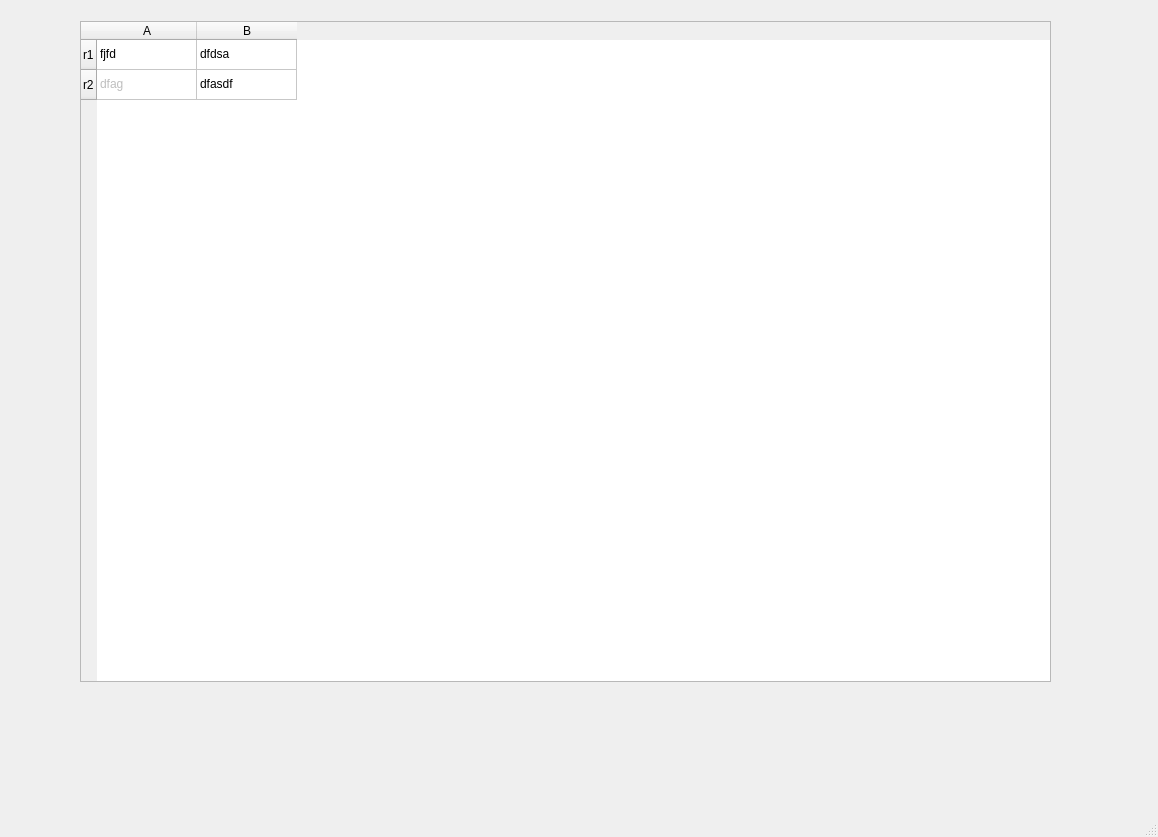
SalingerMa/BugSystem, file bug_system/gui_pyqt5/bug1.ui: the form before one commit.
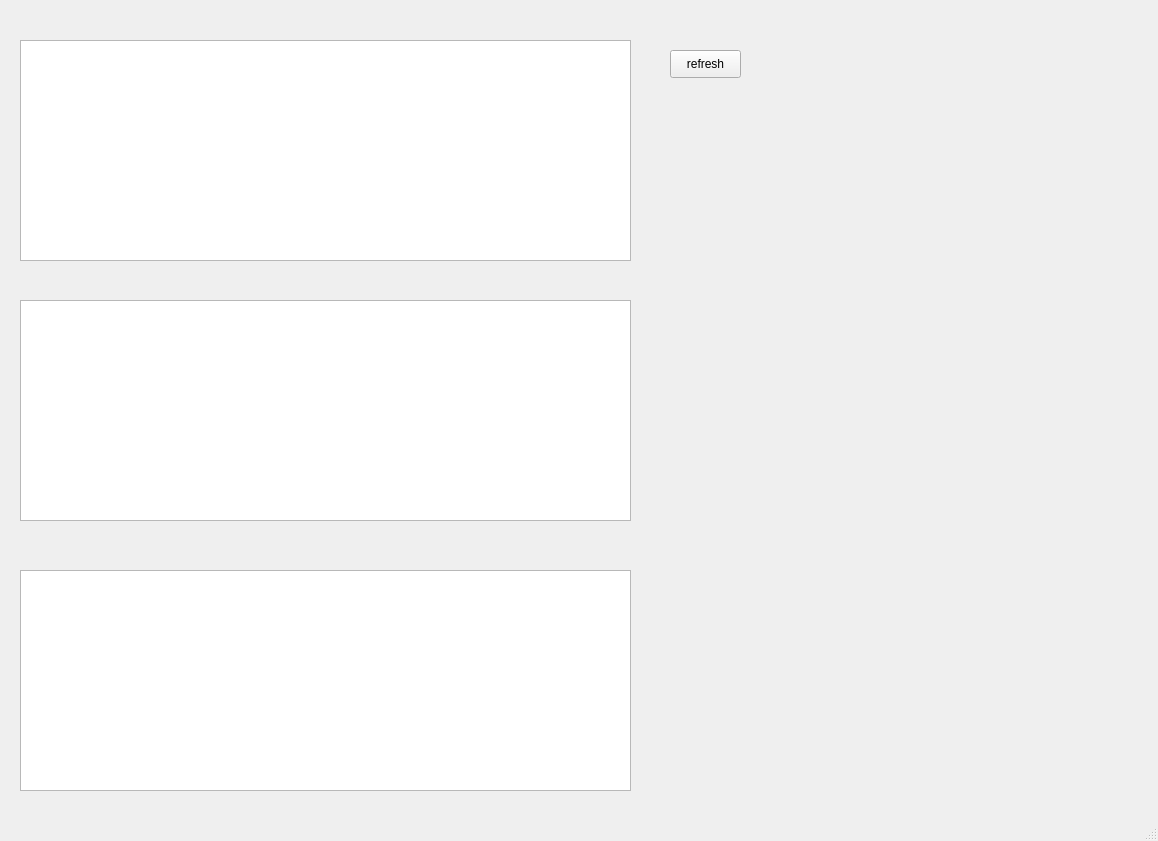
The form after the commit.

```diff
--- a/bug_system/gui_pyqt5/bug1.ui
+++ b/bug_system/gui_pyqt5/bug1.ui
@@ -7,7 +7,7 @@
     <x>0</x>
     <y>0</y>
     <width>1158</width>
-    <height>837</height>
+    <height>841</height>
    </rect>
   </property>
   <property name="windowTitle">
@@ -17,55 +17,54 @@
    <widget class="QTableWidget" name="submit_table">
     <property name="geometry">
      <rect>
-      <x>80</x>
-      <y>21</y>
-      <width>971</width>
-      <height>661</height>
+      <x>20</x>
+      <y>40</y>
+      <width>611</width>
+      <height>221</height>
      </rect>
     </property>
-    <row>
-     <property name="text">
-      <string>r1</string>
-     </property>
-    </row>
-    <row>
-     <property name="text">
-      <string>r2</string>
-     </property>
-    </row>
-    <column>
-     <property name="text">
-      <string>A</string>
-     </property>
-    </column>
-    <column>
-     <property name="text">
-      <string>B</string>
-     </property>
-    </column>
-    <item row="0" column="0">
-     <property name="text">
-      <string>fjfd</string>
-     </property>
-    </item>
-    <item row="0" column="1">
-     <property name="text">
-      <string>dfdsa</string>
-     </property>
-    </item>
-    <item row="1" column="0">
-     <property name="text">
-      <string>dfag</string>
-     </property>
-     <property name="flags">
-      <set>ItemIsSelectable|ItemIsDragEnabled|ItemIsUserCheckable</set>
-     </property>
-    </item>
-    <item row="1" column="1">
-     <property name="text">
-      <string>dfasdf</string>
-     </property>
-    </item>
+    <attribute name="horizontalHeaderDefaultSectionSize">
+     <number>70</number>
+    </attribute>
+   </widget>
+   <widget class="QTableWidget" name="rest_table">
+    <property name="geometry">
+     <rect>
+      <x>20</x>
+      <y>300</y>
+      <width>611</width>
+      <height>221</height>
+     </rect>
+    </property>
+    <attribute name="horizontalHeaderDefaultSectionSize">
+     <number>70</number>
+    </attribute>
+   </widget>
+   <widget class="QTableWidget" name="old_rest_table">
+    <property name="geometry">
+     <rect>
+      <x>20</x>
+      <y>570</y>
+      <width>611</width>
+      <height>221</height>
+     </rect>
+    </property>
+    <attribute name="horizontalHeaderDefaultSectionSize">
+     <number>70</number>
+    </attribute>
+   </widget>
+   <widget class="QPushButton" name="refresh_button">
+    <property name="geometry">
+     <rect>
+      <x>670</x>
+      <y>50</y>
+      <width>71</width>
+      <height>28</height>
+     </rect>
+    </property>
+    <property name="text">
+     <string>refresh</string>
+    </property>
    </widget>
   </widget>
   <widget class="QMenuBar" name="menubar">
```
